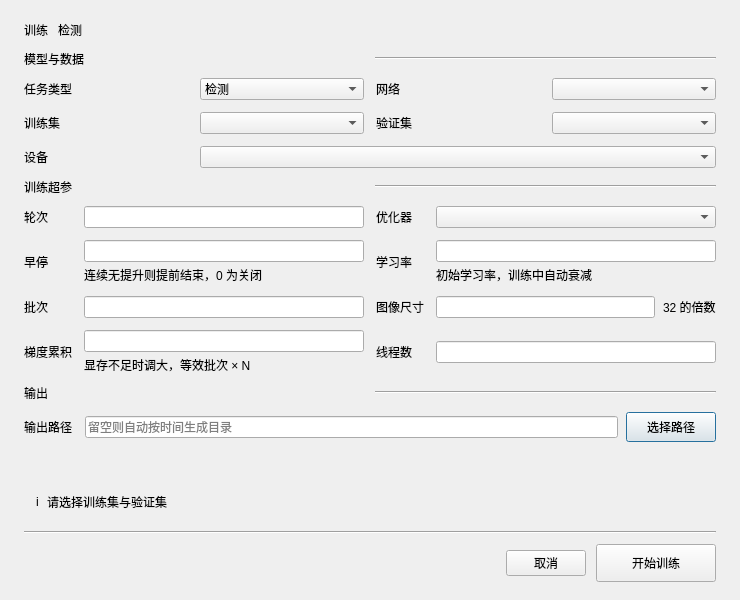
This is ui/train.ui in pythondever/easy_trainer as Qt 5 draws it before an edit. The edited form follows.
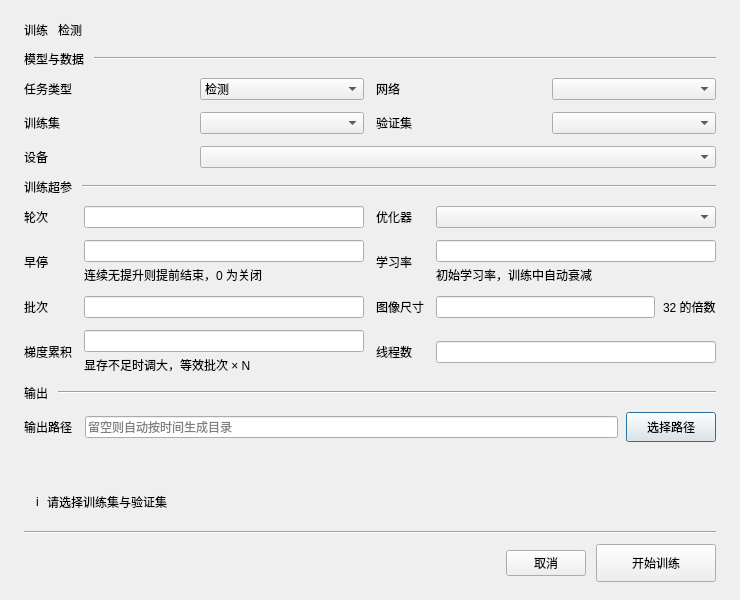
This is the edited form.

Diff of the .ui file:
```diff
--- a/ui/train.ui
+++ b/ui/train.ui
@@ -99,6 +99,12 @@
             </item>
             <item>
               <widget class="QFrame" name="group_data_line">
+                <property name="sizePolicy">
+                 <sizepolicy hsizetype="Expanding" vsizetype="Fixed">
+                  <horstretch>0</horstretch>
+                  <verstretch>0</verstretch>
+                 </sizepolicy>
+                </property>
                 <property name="frameShape">
                   <enum>QFrame::HLine</enum>
                 </property>
@@ -234,6 +240,12 @@
             </item>
             <item>
               <widget class="QFrame" name="group_hyper_line">
+                <property name="sizePolicy">
+                 <sizepolicy hsizetype="Expanding" vsizetype="Fixed">
+                  <horstretch>0</horstretch>
+                  <verstretch>0</verstretch>
+                 </sizepolicy>
+                </property>
                 <property name="frameShape">
                   <enum>QFrame::HLine</enum>
                 </property>
@@ -546,6 +558,12 @@
             </item>
             <item>
               <widget class="QFrame" name="group_out_line">
+                <property name="sizePolicy">
+                 <sizepolicy hsizetype="Expanding" vsizetype="Fixed">
+                  <horstretch>0</horstretch>
+                  <verstretch>0</verstretch>
+                 </sizepolicy>
+                </property>
                 <property name="frameShape">
                   <enum>QFrame::HLine</enum>
                 </property>
```
